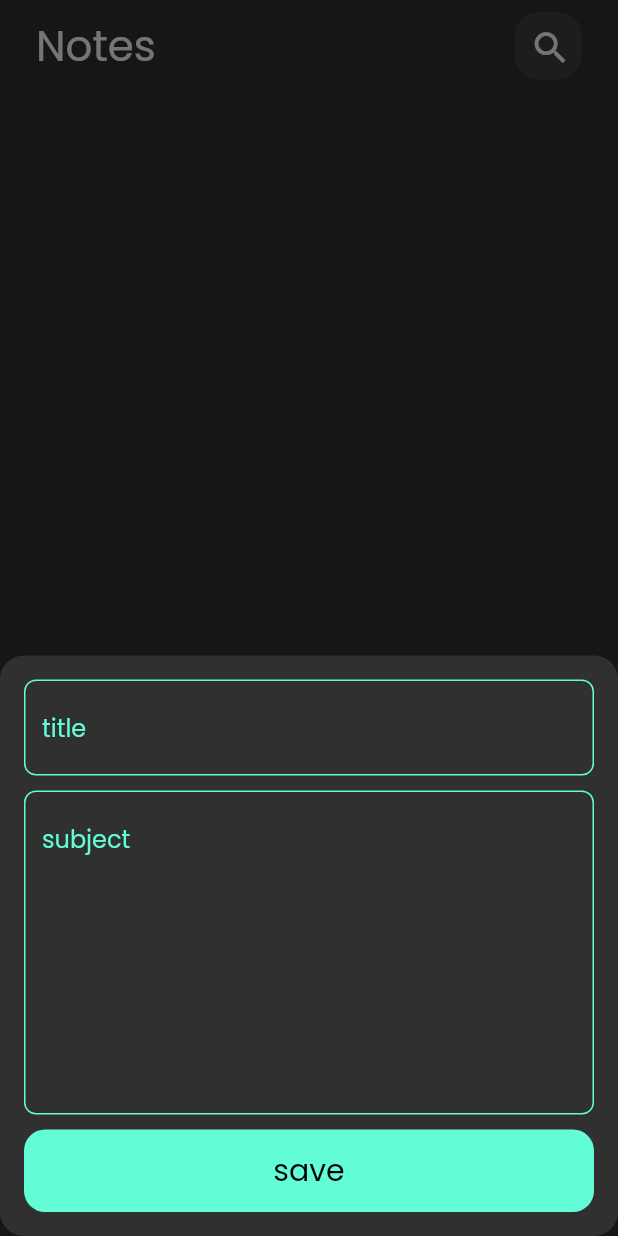
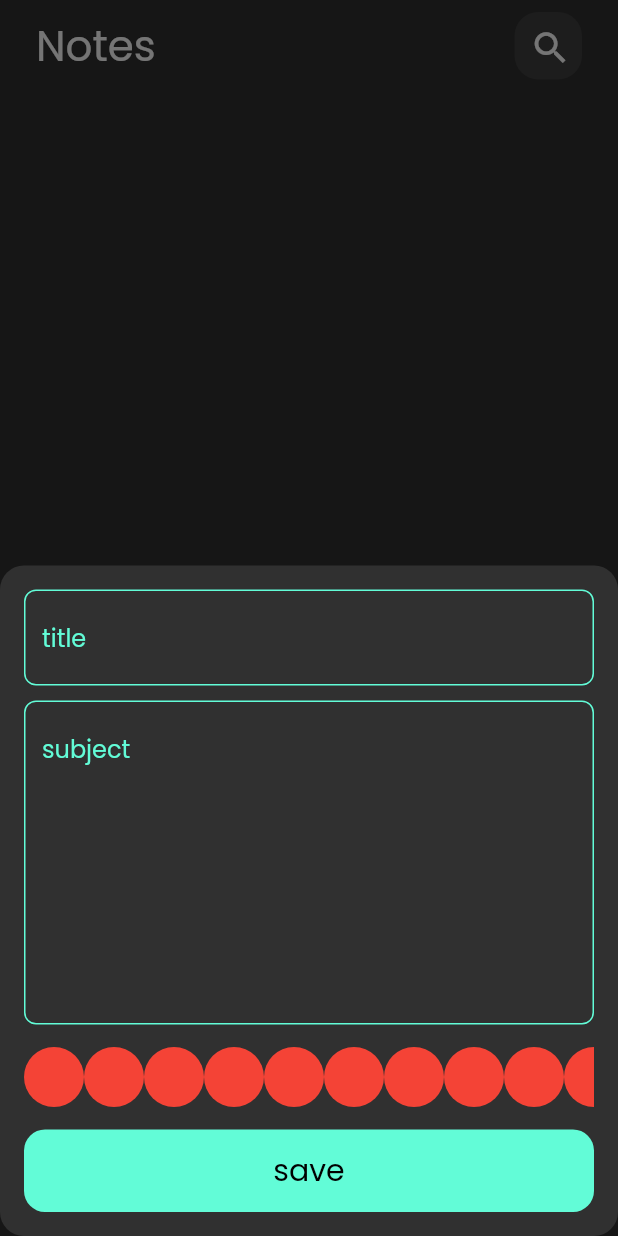
Before and after one commit to MohammedZewin27/noteApp, a Flutter app: the screen it shows after launch, after a tap on the "add" icon, on a phone screen of 412 x 824 dp. Run offline on Flutter 3.47's test engine with Material 2 defaults, Android fonts, the phone set to English and light mode, and no system bars; our stand-ins replace bloc, flutter_bloc, font_awesome_flutter, hive, hive_flutter, modal_progress_hud_nsn; accounts and stored records are empty.

Commit message:
Color List View

```diff
--- a/lib/component/CustomTextFormField.dart
+++ b/lib/component/CustomTextFormField.dart
@@ -7,12 +7,16 @@ class CustomTextFormField extends StatelessWidget {
     required this.hintText,
     this.maxLines = 1,
     this.onSaved,
+    this.onChanged,
+    this.text,
     super.key,
   });
 
   final int maxLines;
   final String hintText;
+  final String? text;
   final Function(String?)? onSaved;
+  final Function(String?)? onChanged;
 
   @override
   Widget build(BuildContext context) {
@@ -43,6 +47,8 @@ class CustomTextFormField extends StatelessWidget {
           focusedBorder: OutlineInputBorder(
               borderSide: const BorderSide(color: primaryColor),
               borderRadius: BorderRadius.circular(16))),
+      onChanged: onChanged,
+      controller: TextEditingController(text: text),
     );
   }
 }
--- a/lib/component/CustomsSearchIcons.dart
+++ b/lib/component/CustomsSearchIcons.dart
@@ -1,10 +1,11 @@
 import 'package:flutter/material.dart';
 
 class CustomsSearchIcons extends StatelessWidget {
-  const CustomsSearchIcons({required this.icon,
+  const CustomsSearchIcons({required this.icon,this.onPressed,
     super.key,
   });
 final IconData icon;
+  final void Function()? onPressed;
   @override
   Widget build(BuildContext context) {
     return Container(
@@ -15,9 +16,12 @@ final IconData icon;
         borderRadius: BorderRadius.circular(16),
         color: Colors.white.withOpacity(0.07),
       ),
-      child:  Icon(icon,
+      child:  GestureDetector(
 
-        size: 28,
+        onTap:onPressed ,
+        child: Icon(icon,
+          size: 28,
+        ),
       ),
     );
   }
--- a/lib/component/add_note_form.dart
+++ b/lib/component/add_note_form.dart
@@ -6,6 +6,7 @@ import 'package:note/model/noteModel.dart';
 
 import 'CustomButton.dart';
 import 'CustomTextFormField.dart';
+import 'colorsListView.dart';
 
 class AddNoteForm extends StatefulWidget {
   const AddNoteForm({
@@ -46,15 +47,20 @@ class _AddNoteFormState extends State<AddNoteForm> {
           const SizedBox(
             height: 10,
           ),
+          const ColorListView(),
+          const SizedBox(
+            height: 10,
+          ),
           BlocBuilder<AddNoteCubit, AddNoteState>(
             builder: (context, state) {
               return CustomButton(
-                isLoading: state is AddNoteLoading?true :false,
+                isLoading: state is AddNoteLoading ? true : false,
                 text: 'save',
                 onTap: () {
                   if (formKey.currentState!.validate()) {
-                    var currentDate=DateTime.now();
-                    var formatCurrentDate=DateFormat.yMd().format(currentDate);
+                    var currentDate = DateTime.now();
+                    var formatCurrentDate =
+                        DateFormat.yMd().format(currentDate);
                     formKey.currentState!.save();
                     NoteModel noteModel = NoteModel(
                         title: title!,
--- a/lib/component/appBarWidget.dart
+++ b/lib/component/appBarWidget.dart
@@ -6,11 +6,13 @@ class AppBarWidget extends StatelessWidget {
   const AppBarWidget({
     required this.title,
     required this.icon,
+    this.onPressed,
     super.key,
   });
 
   final String title;
   final IconData icon;
+  final void Function()? onPressed;
 
   @override
   Widget build(BuildContext context) {
@@ -23,7 +25,7 @@ class AppBarWidget extends StatelessWidget {
             fontSize: 28,
           ),
         ),
-        CustomsSearchIcons(icon:icon),
+        CustomsSearchIcons(icon:icon,onPressed:onPressed ),
       ],
     );
   }
--- /dev/null
+++ b/lib/component/colorsListView.dart
@@ -0,0 +1,28 @@
+import 'package:flutter/material.dart';
+
+class ColorsItems extends StatelessWidget {
+  const ColorsItems({super.key});
+
+  @override
+  Widget build(BuildContext context) {
+    return const CircleAvatar(
+      backgroundColor: Colors.red,
+    );
+  }
+}
+
+class ColorListView extends StatelessWidget {
+  const ColorListView({super.key});
+
+  @override
+  Widget build(BuildContext context) {
+    return SizedBox(
+      height: 50,
+      child: ListView.builder(
+        itemCount: 20,
+        scrollDirection: Axis.horizontal,
+        itemBuilder: (context, index) => ColorsItems(),
+      ),
+    );
+  }
+}
--- a/lib/component/customCardView.dart
+++ b/lib/component/customCardView.dart
@@ -19,7 +19,7 @@ class CustomCardView extends StatelessWidget {
   Widget build(BuildContext context) {
     return GestureDetector(
       onTap: () {
-        Navigator.pushNamed(context, EditNoteView.routeName);
+        Navigator.pushNamed(context, EditNoteView.routeName,arguments: note);
       },
       child: Container(
         padding: const EdgeInsets.only(
--- a/lib/model/noteModel.dart
+++ b/lib/model/noteModel.dart
@@ -4,9 +4,9 @@ part 'noteModel.g.dart';
 @HiveType(typeId: 0)
 class NoteModel extends HiveObject {
   @HiveField(0)
-  final String title;
+   String title;
   @HiveField(1)
-  final String subtitle;
+   String subtitle;
   @HiveField(2)
   final String date;
   @HiveField(3)
```
Also changed, not shown: lib/component/EditNoteViewBody.dart (+54 -10 lines).
